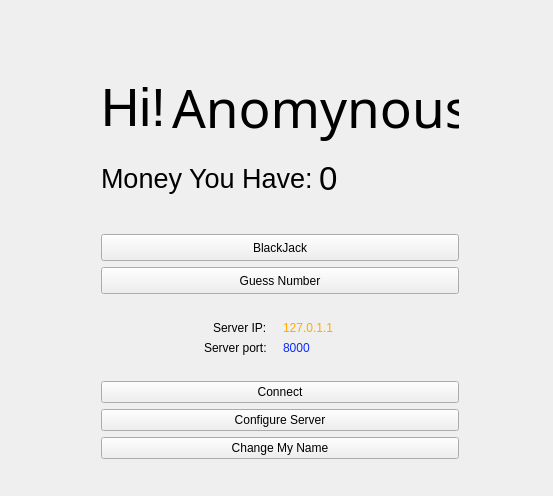
First picture: the form in client/mainwindow.ui, repository lsxk-jwj/Simple-Qt5-game-system, before the edit.
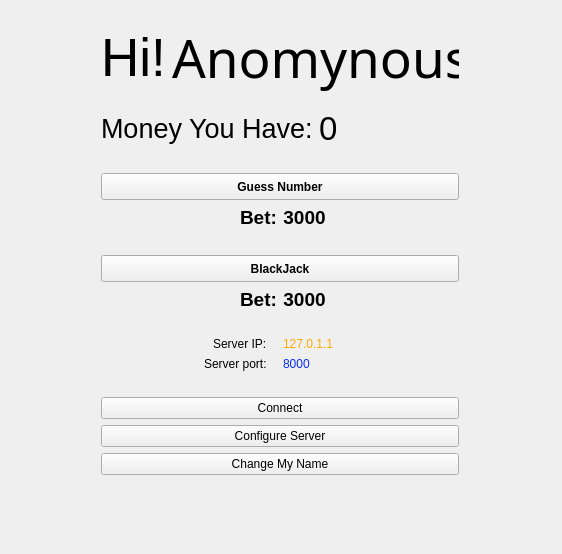
Second picture: the form after the edit.

Commit message: add functionality to guess num

```diff
--- a/client/mainwindow.ui
+++ b/client/mainwindow.ui
@@ -6,10 +6,16 @@
    <rect>
     <x>0</x>
     <y>0</y>
-    <width>553</width>
-    <height>496</height>
+    <width>562</width>
+    <height>554</height>
    </rect>
   </property>
+  <property name="maximumSize">
+   <size>
+    <width>600</width>
+    <height>800</height>
+   </size>
+  </property>
   <property name="windowTitle">
    <string>Game Board</string>
   </property>
@@ -18,9 +24,9 @@
     <property name="geometry">
      <rect>
       <x>90</x>
-      <y>60</y>
+      <y>10</y>
       <width>380</width>
-      <height>410</height>
+      <height>476</height>
      </rect>
     </property>
     <layout class="QVBoxLayout" name="board">
@@ -130,32 +136,6 @@
        </property>
       </spacer>
      </item>
-     <item>
-      <spacer name="verticalSpacer_3">
-       <property name="orientation">
-        <enum>Qt::Vertical</enum>
-       </property>
-       <property name="sizeHint" stdset="0">
-        <size>
-         <width>20</width>
-         <height>40</height>
-        </size>
-       </property>
-      </spacer>
-     </item>
-     <item>
-      <widget class="QPushButton" name="BlackJackButton">
-       <property name="minimumSize">
-        <size>
-         <width>0</width>
-         <height>27</height>
-        </size>
-       </property>
-       <property name="text">
-        <string>BlackJack</string>
-       </property>
-      </widget>
-     </item>
      <item>
       <widget class="QPushButton" name="GuessNumButton">
        <property name="minimumSize">
@@ -164,6 +144,12 @@
          <height>27</height>
         </size>
        </property>
+       <property name="font">
+        <font>
+         <weight>75</weight>
+         <bold>true</bold>
+        </font>
+       </property>
        <property name="styleSheet">
         <string notr="true"/>
        </property>
@@ -172,6 +158,121 @@
        </property>
       </widget>
      </item>
+     <item>
+      <layout class="QHBoxLayout" name="horizontalLayout_6">
+       <item alignment="Qt::AlignRight">
+        <widget class="QLabel" name="label_6">
+         <property name="font">
+          <font>
+           <pointsize>14</pointsize>
+           <weight>75</weight>
+           <bold>true</bold>
+          </font>
+         </property>
+         <property name="text">
+          <string>Bet:</string>
+         </property>
+        </widget>
+       </item>
+       <item alignment="Qt::AlignLeft">
+        <widget class="QLabel" name="GuessNumBet">
+         <property name="font">
+          <font>
+           <pointsize>14</pointsize>
+           <weight>75</weight>
+           <bold>true</bold>
+          </font>
+         </property>
+         <property name="text">
+          <string>3000</string>
+         </property>
+         <property name="alignment">
+          <set>Qt::AlignCenter</set>
+         </property>
+        </widget>
+       </item>
+      </layout>
+     </item>
+     <item>
+      <spacer name="verticalSpacer_3">
+       <property name="orientation">
+        <enum>Qt::Vertical</enum>
+       </property>
+       <property name="sizeHint" stdset="0">
+        <size>
+         <width>20</width>
+         <height>40</height>
+        </size>
+       </property>
+      </spacer>
+     </item>
+     <item>
+      <spacer name="verticalSpacer_7">
+       <property name="orientation">
+        <enum>Qt::Vertical</enum>
+       </property>
+       <property name="sizeHint" stdset="0">
+        <size>
+         <width>20</width>
+         <height>40</height>
+        </size>
+       </property>
+      </spacer>
+     </item>
+     <item>
+      <widget class="QPushButton" name="BlackJackButton">
+       <property name="minimumSize">
+        <size>
+         <width>0</width>
+         <height>27</height>
+        </size>
+       </property>
+       <property name="font">
+        <font>
+         <weight>75</weight>
+         <bold>true</bold>
+        </font>
+       </property>
+       <property name="text">
+        <string>BlackJack</string>
+       </property>
+      </widget>
+     </item>
+     <item>
+      <layout class="QHBoxLayout" name="horizontalLayout_7">
+       <item alignment="Qt::AlignRight">
+        <widget class="QLabel" name="label_7">
+         <property name="font">
+          <font>
+           <pointsize>14</pointsize>
+           <weight>75</weight>
+           <bold>true</bold>
+          </font>
+         </property>
+         <property name="text">
+          <string>Bet:</string>
+         </property>
+        </widget>
+       </item>
+       <item alignment="Qt::AlignLeft">
+        <widget class="QLabel" name="GuessNumBet_2">
+         <property name="font">
+          <font>
+           <pointsize>14</pointsize>
+           <weight>75</weight>
+           <bold>true</bold>
+          </font>
+         </property>
+         <property name="text">
+          <string>3000</string>
+         </property>
+         <property name="alignment">
+          <set>Qt::AlignCenter</set>
+         </property>
+        </widget>
+       </item>
+      </layout>
+     </item>
      <item>
       <spacer name="verticalSpacer">
        <property name="orientation">
```
Left out of the diff: 2 changed lines with no effect on the pictures. The commit also changes 24 other files.
